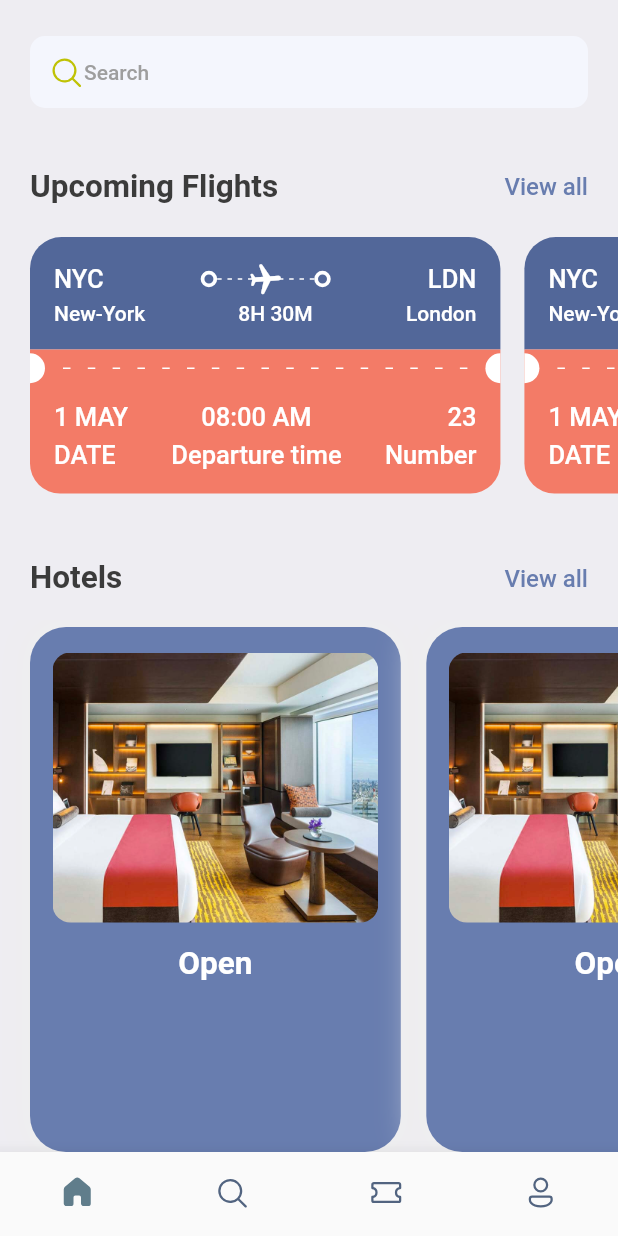
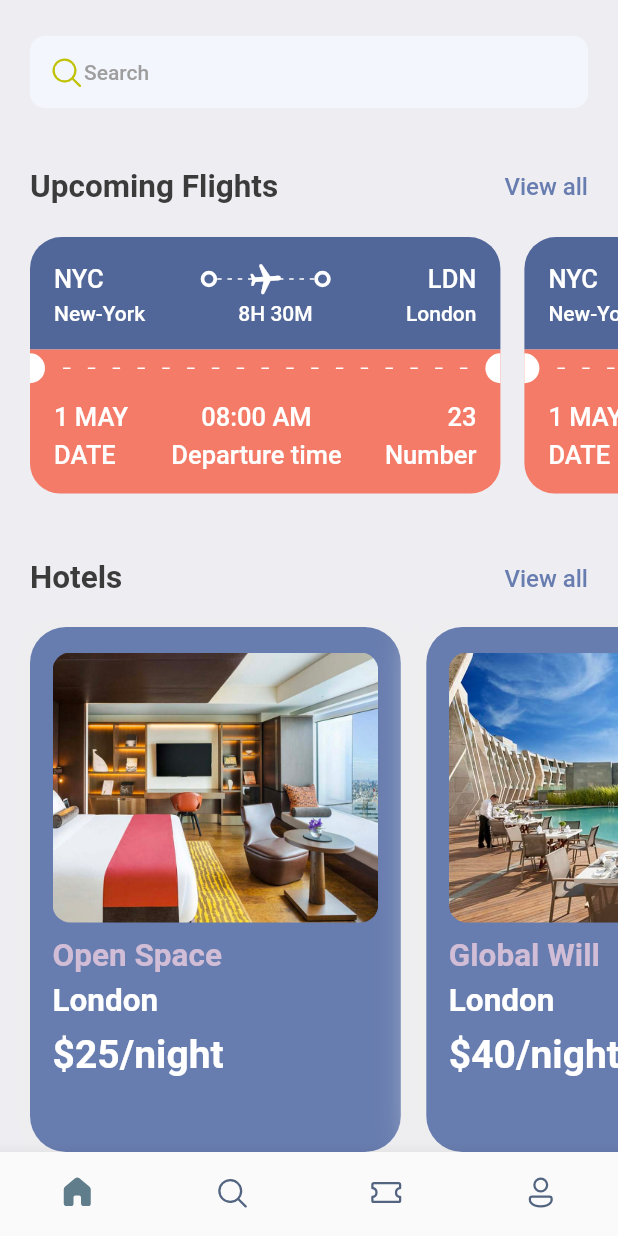
Before and after one commit to yamess/BookTicketFlutter, a Flutter app: the screen it shows after launch, scrolled down 96 dp, on a phone screen of 412 x 824 dp. Run offline on Flutter 3.47's test engine with Material 2 defaults, Android fonts, the phone set to English and light mode, and no system bars; our stand-ins replace fluentui_icons, gap.

Commit message:
add list of map to the card

```diff
--- a/lib/screens/home_screen.dart
+++ b/lib/screens/home_screen.dart
@@ -1,5 +1,6 @@
 import 'package:bootickets/screens/hotel_screen.dart';
 import 'package:bootickets/screens/ticket_view.dart';
+import 'package:bootickets/utils/app_list.dart';
 import 'package:fluentui_icons/fluentui_icons.dart';
 import 'package:flutter/material.dart';
 import 'package:gap/gap.dart';
@@ -80,12 +81,11 @@ class HomeScreen extends StatelessWidget {
                   children: [
                     Text("Upcoming Flights", style: Styles.headLineStyle2),
                     InkWell(
-                      onTap: (){
-                      },
+                      onTap: () {},
                       child: Text(
                         "View all",
-                        style:
-                            Styles.textStyle.copyWith(color: Styles.primaryColor),
+                        style: Styles.textStyle
+                            .copyWith(color: Styles.primaryColor),
                       ),
                     )
                   ],
@@ -112,12 +112,11 @@ class HomeScreen extends StatelessWidget {
               children: [
                 Text("Hotels", style: Styles.headLineStyle2),
                 InkWell(
-                  onTap: (){
-                  },
+                  onTap: () {},
                   child: Text(
                     "View all",
                     style:
-                    Styles.textStyle.copyWith(color: Styles.primaryColor),
+                        Styles.textStyle.copyWith(color: Styles.primaryColor),
                   ),
                 )
               ],
@@ -128,13 +127,13 @@ class HomeScreen extends StatelessWidget {
             scrollDirection: Axis.horizontal,
             padding: const EdgeInsets.only(left: 20),
             child: Row(
-              children: const [
-                HotelScreen(),
-                HotelScreen()
-              ],
+              children: hotelList
+                  .map(
+                    (singleHotel) => HotelScreen(hotel: singleHotel),
+                  )
+                  .toList(),
             ),
           )
-
         ],
       ),
     );
--- a/lib/screens/hotel_screen.dart
+++ b/lib/screens/hotel_screen.dart
@@ -6,7 +6,9 @@ import 'package:gap/gap.dart';
 import '../utils/app_styles.dart';
 
 class HotelScreen extends StatelessWidget {
-  const HotelScreen({Key? key}) : super(key: key);
+  final Map<String, dynamic> hotel;
+
+  const HotelScreen({Key? key, required this.hotel}) : super(key: key);
 
   @override
   Widget build(BuildContext context) {
@@ -28,19 +30,30 @@ class HotelScreen extends StatelessWidget {
         ],
       ),
       child: Column(
+        crossAxisAlignment: CrossAxisAlignment.start,
         children: [
           Container(
             height: 180,
             decoration: BoxDecoration(
                 borderRadius: BorderRadius.circular(12),
                 color: Styles.primaryColor,
-                image: const DecorationImage(
+                image: DecorationImage(
                   fit: BoxFit.cover,
-                  image: AssetImage("assets/images/one.png"),
+                  image: AssetImage("assets/images/${hotel['image']}"),
                 )),
           ),
-          const Gap(15),
-          Text("Open", style: Styles.headLineStyle2.copyWith(color: Colors.white),)
+          const Gap(10),
+          Text(
+            hotel["place"],
+            style: Styles.headLineStyle2.copyWith(color: Styles.kakiColor),
+          ),
+          const Gap(5),
+          Text(
+          hotel["destination"],
+            style: Styles.headLineStyle2.copyWith(color: Colors.white),
+          ),
+          const Gap(8),
+          Text("\$${hotel['price']}/night", style: Styles.headLineStyle.copyWith(color: Colors.white),)
         ],
       ),
     );
--- /dev/null
+++ b/lib/utils/app_list.dart
@@ -0,0 +1,20 @@
+List<Map<String, dynamic>> hotelList = [
+  {
+    "image": "one.png",
+    "place": "Open Space",
+    "destination": "London",
+    "price": 25
+  },
+  {
+    "image": "two.png",
+    "place": "Global Will",
+    "destination": "London",
+    "price": 40
+  },
+  {
+    "image": "three.png",
+    "place": "Tallest Building",
+    "destination": "Dubai",
+    "price": 68
+  },
+];
--- a/lib/utils/app_styles.dart
+++ b/lib/utils/app_styles.dart
@@ -7,15 +7,17 @@ class Styles {
   static Color textColor = const Color(0xFF3b3b3b);
   static Color bgColor = const Color(0xFFeeedf2);
   static Color orangeColor = const Color(0xFFF37B67);
+  static Color kakiColor = const Color(0xFFd2bdd6);
+
   static TextStyle textStyle = TextStyle(
     fontSize: 16,
     color: textColor,
     fontWeight: FontWeight.w500,
   );
   static TextStyle headLineStyle = TextStyle(
-  fontSize: 26,
-  color: textColor,
-  fontWeight: FontWeight.bold,
+    fontSize: 26,
+    color: textColor,
+    fontWeight: FontWeight.bold,
   );
   static TextStyle headLineStyle2 = TextStyle(
     fontSize: 21,
```
